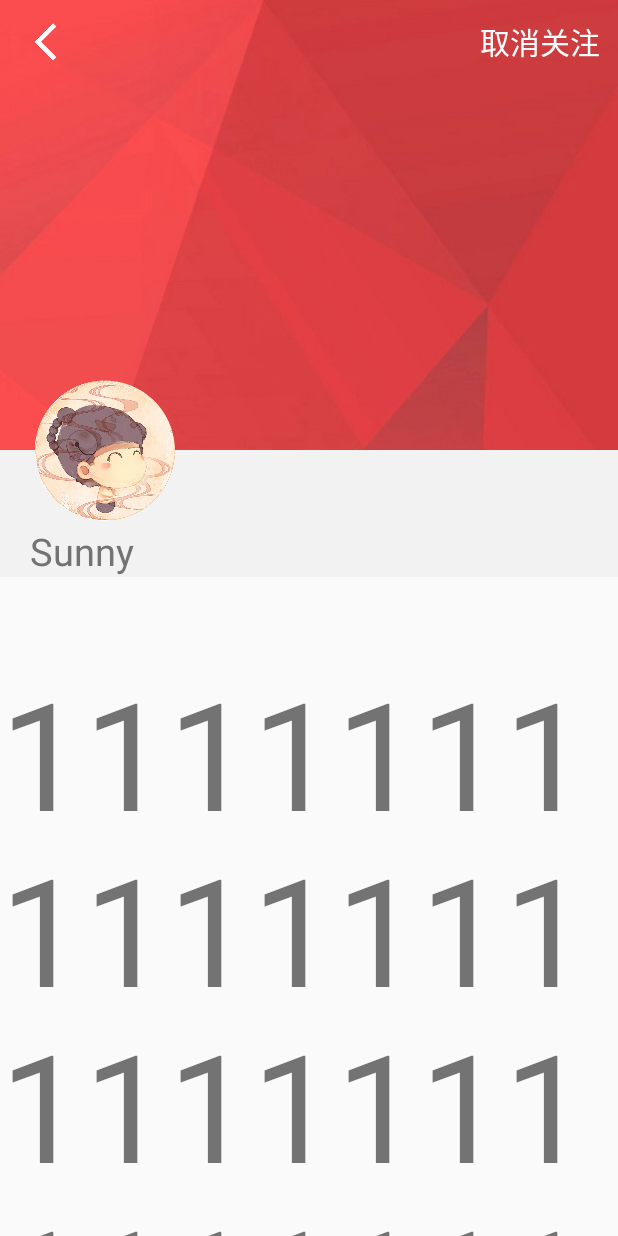
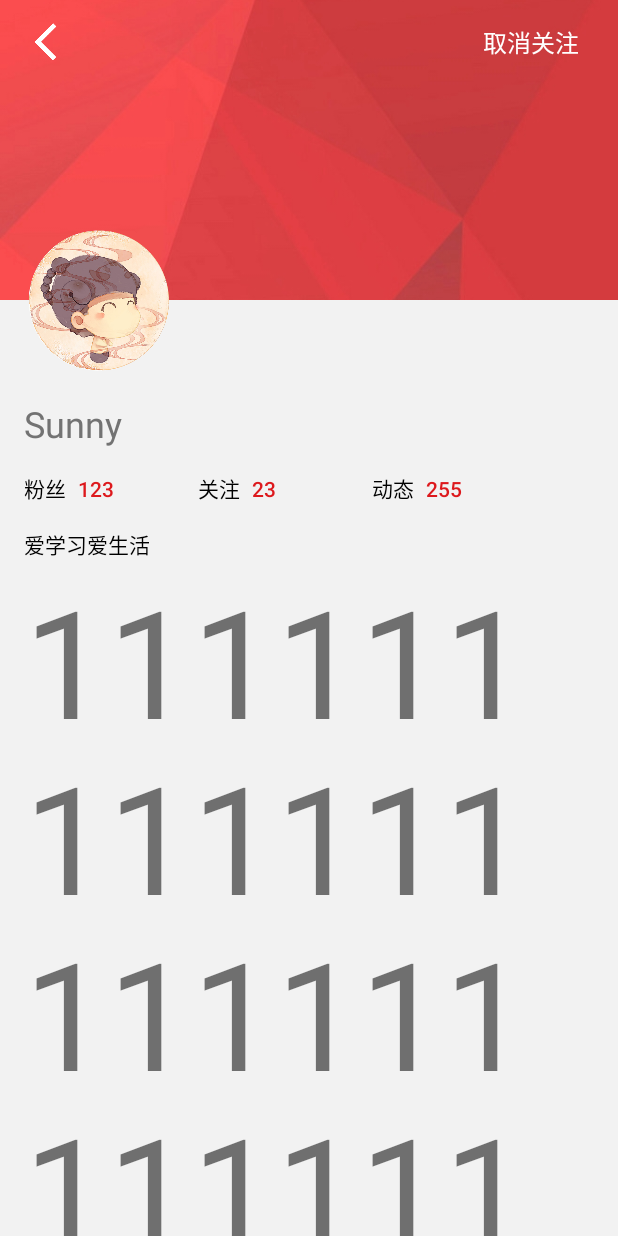
Before and after one commit to miraclezys/Dubi, an Android app: the UserInfoActivity screen opened directly, with no data from a screen before it, on a phone screen of 412 x 824 dp. Run offline under Robolectric (Android 15) with nearby library versions, the phone set to English and light mode, and no system bars.

Commit message:
完成部分个人信息界面（可能滑动还有点小问题）

```diff
--- a/app/src/main/AndroidManifest.xml
+++ b/app/src/main/AndroidManifest.xml
@@ -31,6 +31,10 @@
         </activity>
         <activity android:name=".activities.UserInfoActivity"
             android:exported="true">
+            <intent-filter>
+                <action android:name="android.intent.action.MAIN" />
+                <category android:name="android.intent.category.LAUNCHER" />
+            </intent-filter>
         </activity>
         <activity android:name=".activities.ImageActivity"></activity>
     </application>
--- a/app/src/main/java/cc/wo_mo/dubi/activities/UserInfoActivity.java
+++ b/app/src/main/java/cc/wo_mo/dubi/activities/UserInfoActivity.java
@@ -1,15 +1,26 @@
 package cc.wo_mo.dubi.activities;
 
+import android.content.res.ColorStateList;
+import android.content.res.Resources;
 import android.os.Bundle;
+import android.support.design.widget.CollapsingToolbarLayout;
 import android.support.design.widget.NavigationView;
 import android.support.v4.view.GravityCompat;
 import android.support.v4.widget.DrawerLayout;
+import android.support.v4.widget.SwipeRefreshLayout;
 import android.support.v7.app.AppCompatActivity;
+import android.support.v7.widget.LinearLayoutManager;
+import android.support.v7.widget.RecyclerView;
 import android.support.v7.widget.Toolbar;
 import android.view.Menu;
 import android.view.MenuItem;
+import android.view.View;
+
+import java.util.List;
 
 import cc.wo_mo.dubi.R;
+import cc.wo_mo.dubi.TweetAdapter;
+import cc.wo_mo.dubi.data.Model.Tweet;
 
 /**
  * Created by shushu on 2016/12/13.
@@ -17,12 +28,22 @@ import cc.wo_mo.dubi.R;
 
 public class UserInfoActivity extends AppCompatActivity
         implements NavigationView.OnNavigationItemSelectedListener {
+    SwipeRefreshLayout mSwipeRefreshLayout;
+    RecyclerView mRecyclerView;
+    LinearLayoutManager layoutManager;
+    int lastVisiblePosition;
+    TweetAdapter mAdapter;
+    List<Tweet> data;
     @Override
     protected void onCreate(Bundle savedInstanceState) {
         super.onCreate(savedInstanceState);
         setContentView(R.layout.user_information);
-        Toolbar toolbar = (Toolbar)findViewById(R.id.toolbar);
-        toolbar.setTitle("");
+        Toolbar mToolbar = (Toolbar)findViewById(R.id.toolbar);
+        CollapsingToolbarLayout mCollapsingToolbarLayout = (CollapsingToolbarLayout)findViewById(R.id.collapsing);
+        mToolbar.setTitle("");
+        Resources resource=(Resources)getBaseContext().getResources();
+        ColorStateList csl=(ColorStateList)resource.getColorStateList(R.color.colorToolBar);
+        mRecyclerView = (RecyclerView) findViewById(R.id.recycler_view);
     }
 
     @Override
--- a/app/src/main/res/layout/activity_main.xml
+++ b/app/src/main/res/layout/activity_main.xml
@@ -23,7 +23,6 @@
                 android:layout_width="match_parent"
                 android:layout_height="?attr/actionBarSize"
                 android:title="@string/app_name"
-                android:background="@color/colorToolBar"
                 app:layout_scrollFlags="scroll|enterAlways"
                 app:popupTheme="@style/ThemeOverlay.AppCompat.Light" />
         </android.support.design.widget.AppBarLayout>
--- a/app/src/main/res/layout/tweet_item.xml
+++ b/app/src/main/res/layout/tweet_item.xml
@@ -58,7 +58,7 @@
             android:layout_height="wrap_content"
             android:layout_below="@id/text"
             android:layout_marginTop="8dp"
-            android:background="@mipmap/england"/>
+            android:background="@mipmap/loading"/>
         <Button
             android:id="@+id/delete"
             android:layout_width="24dp"
--- a/app/src/main/res/layout/user_information.xml
+++ b/app/src/main/res/layout/user_information.xml
@@ -10,17 +10,19 @@
         android:theme="@style/ThemeOverlay.AppCompat.Dark.ActionBar">
 
         <android.support.design.widget.CollapsingToolbarLayout
+            android:id="@+id/collapsing"
             android:layout_width="match_parent"
             android:layout_height="wrap_content"
-            app:expandedTitleMarginEnd="64dp"
-            app:expandedTitleMarginStart="48dp"
             app:layout_scrollFlags="scroll|exitUntilCollapsed"
+            app:contentScrim="@color/colorStatus"
             android:background="@color/colorBackground">
-
+            <RelativeLayout
+                android:layout_width="match_parent"
+                android:layout_height="wrap_content">
                 <ImageView
                     android:id="@+id/background"
                     android:layout_width="match_parent"
-                android:layout_height="300dp"
+                    android:layout_height="200dp"
                     android:scaleType="centerCrop"
                     android:src="@mipmap/beijing5"
                     app:layout_collapseMode="parallax" />
@@ -29,23 +31,14 @@
                     android:layout_width="100dp"
                     android:layout_height="100dp"
                     android:background="@mipmap/touxiang1"
-                android:layout_marginLeft="20dp"
-                android:layout_marginTop="250dp"/>
-            <TextView
-                android:id="@+id/user_name"
-                android:layout_width="wrap_content"
-                android:layout_height="wrap_content"
-                android:layout_marginTop="350dp"
-                android:layout_marginLeft="20dp"
-                android:text="Sunny"
-                android:textSize="25dp"
-                android:textColor="@color/colorGray"/>
-
+                    android:layout_marginLeft="16dp"
+                    android:layout_marginTop="150dp"/>
+            </RelativeLayout>
             <android.support.v7.widget.Toolbar
                 android:id="@+id/toolbar"
                 android:layout_width="match_parent"
                 android:layout_height="?android:attr/actionBarSize"
-                app:layout_collapseMode="pin" >
+                app:layout_collapseMode="pin">
                 <Button
                     android:id="@+id/return_button"
                     android:layout_width="30dp"
@@ -55,28 +48,100 @@
                     android:id="@+id/no_focus_button"
                     android:layout_width="83dp"
                     android:layout_height="wrap_content"
-                    android:layout_marginRight="10dp"
+                    android:layout_marginRight="16dp"
                     android:text="取消关注"
-                    android:textSize="20dp"
+                    android:textSize="16dp"
                     android:layout_gravity="right|center_vertical"
                     android:background="@mipmap/touming"/>
             </android.support.v7.widget.Toolbar>
-
         </android.support.design.widget.CollapsingToolbarLayout>
     </android.support.design.widget.AppBarLayout>
+
     <android.support.v4.widget.NestedScrollView
-
         android:layout_width="match_parent"
         android:layout_height="wrap_content"
-        android:paddingTop="50dp"
-        app:layout_behavior="@string/appbar_scrolling_view_behavior">
-
+        app:layout_behavior="@string/appbar_scrolling_view_behavior"
+        android:background="@color/colorBackground">
+        <LinearLayout
+            android:layout_width="match_parent"
+            android:layout_height="wrap_content"
+            android:layout_marginLeft="16dp"
+            android:layout_marginRight="16dp"
+            android:layout_marginTop="16dp"
+            android:orientation="vertical">
+            <TextView
+                android:id="@+id/user_name"
+                android:layout_width="wrap_content"
+                android:layout_height="wrap_content"
+                android:text="Sunny"
+                android:textSize="24dp"
+                android:textColor="@color/colorGray"/>
+            <LinearLayout
+                android:layout_width="match_parent"
+                android:layout_height="wrap_content"
+                android:orientation="horizontal"
+                android:layout_marginTop="16dp">
+                <TextView
+                    android:layout_width="wrap_content"
+                    android:layout_height="wrap_content"
+                    android:text="粉丝"
+                    android:textSize="14dp"
+                    android:textColor="@color/colorBlack"/>
+                <Button
+                    android:id="@+id/fans_num_button"
+                    android:layout_width="80dp"
+                    android:layout_height="20dp"
+                    android:layout_marginLeft="8dp"
+                    android:gravity="left|center_vertical"
+                    android:text="123"
+                    android:textSize="14dp"
+                    android:textColor="@color/colorStatus"
+                    android:background="@mipmap/touming"/>
+                <TextView
+                    android:layout_width="wrap_content"
+                    android:layout_height="wrap_content"
+                    android:text="关注"
+                    android:textSize="14dp"
+                    android:textColor="@color/colorBlack"/>
+                <Button
+                    android:id="@+id/focus_num_button"
+                    android:layout_width="80dp"
+                    android:layout_height="20dp"
+                    android:layout_marginLeft="8dp"
+                    android:gravity="left|center_vertical"
+                    android:text="23"
+                    android:textSize="14dp"
+                    android:textColor="@color/colorStatus"
+                    android:background="@mipmap/touming"/>
+                <TextView
+                    android:layout_width="wrap_content"
+                    android:layout_height="wrap_content"
+                    android:text="动态"
+                    android:textSize="14dp"
+                    android:textColor="@color/colorBlack"/>
+                <Button
+                    android:id="@+id/tweets_num_button"
+                    android:layout_width="80dp"
+                    android:layout_height="20dp"
+                    android:layout_marginLeft="8dp"
+                    android:gravity="left|center_vertical"
+                    android:text="255"
+                    android:textSize="14dp"
+                    android:textColor="@color/colorStatus"
+                    android:background="@mipmap/touming"/>
+            </LinearLayout>
             <TextView
                 android:layout_width="match_parent"
                 android:layout_height="wrap_content"
-            android:text="111111111111111111111111111111111111111111111111111111"
-            android:textSize="100dp" />
-
+                android:layout_marginTop="16dp"
+                android:text="爱学习爱生活"
+                android:textSize="14dp"
+                android:textColor="@color/colorBlack"/>
+            <TextView
+                android:layout_width="wrap_content"
+                android:layout_height="wrap_content"
+                android:text="1111111111111111111111111"
+                android:textSize="100dp"/>
+        </LinearLayout>
     </android.support.v4.widget.NestedScrollView>
-
 </android.support.design.widget.CoordinatorLayout>
--- a/app/src/main/res/values/colors.xml
+++ b/app/src/main/res/values/colors.xml
@@ -11,4 +11,5 @@
     <color name="colorTab">#f36c60</color>
     <color name="colorBackground">#F2F2F2</color>
     <color name="colorBlack">#000</color>
+    <color name="colorStatus">#dd191d</color>
 </resources>
--- a/app/src/main/res/values/styles.xml
+++ b/app/src/main/res/values/styles.xml
@@ -3,7 +3,7 @@
     <!-- Base application theme. -->
     <style name="AppTheme" parent="Theme.AppCompat.Light.NoActionBar">
         <!-- Customize your theme here. -->
-        <item name="colorPrimary">@color/colorPrimary</item>
+        <item name="colorPrimary">@color/colorStatus</item>
         <item name="colorPrimaryDark">@color/colorToolBar</item>
         <item name="colorAccent">@color/colorAccent</item>
     </style>
```
Also changed, not shown: app/src/main/res/mipmap-hdpi/loading.png (added). Lines whose indentation alone changed are shown as unchanged.
